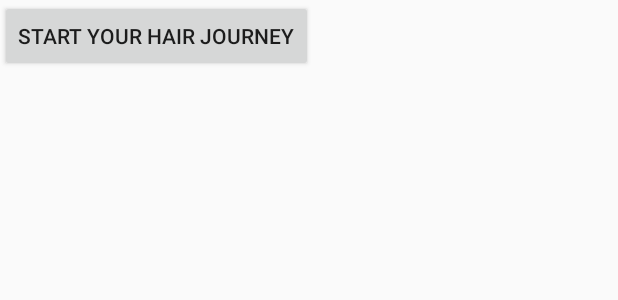
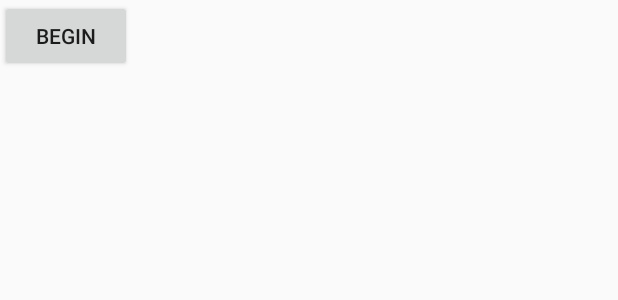
Before and after one commit to vigsu2000/Bahrber, an Android app: the layout activity_home.xml on its own in the app's theme, with its tools: preview values and no code run, on a phone screen of 412 x 824 dp. Shown: the top 300 px of the screen. Run offline under Robolectric (Android 15) with nearby library versions, the phone set to English and light mode, and no system bars.

Commit message:
Add app flow

```diff
--- a/Bahrber/app/src/main/java/com/example/vignesh/imageupload/MainActivity.java
+++ b/Bahrber/app/src/main/java/com/example/vignesh/imageupload/MainActivity.java
@@ -90,7 +90,7 @@ public class MainActivity extends AppCompatActivity {
         Button nextPage = (Button) findViewById(R.id.next_page);
         nextPage.setOnClickListener(new View.OnClickListener() {
             public void onClick(View view) {
-                Intent intent = new Intent(MainActivity.this, WelcomeScreen.class);
+                Intent intent = new Intent(MainActivity.this, FormScreen.class);
                 startActivity(intent);
             }
         });
--- a/Bahrber/app/src/main/res/layout/content_welcome_screen.xml
+++ b/Bahrber/app/src/main/res/layout/activity_home.xml
@@ -4,15 +4,13 @@
     xmlns:tools="http://schemas.android.com/tools"
     android:layout_width="match_parent"
     android:layout_height="match_parent"
-    app:layout_behavior="@string/appbar_scrolling_view_behavior"
-    tools:context=".WelcomeScreen"
-    tools:showIn="@layout/activity_welcome_screen2">
+    tools:context=".Home">
 
     <Button
-        android:id="@+id/button"
+        android:id="@+id/toMain"
         android:layout_width="wrap_content"
         android:layout_height="wrap_content"
-        android:text="Start your hair journey"
-        tools:layout_editor_absoluteX="88dp"
-        tools:layout_editor_absoluteY="407dp" />
+        android:text="Begin"
+        tools:layout_editor_absoluteX="148dp"
+        tools:layout_editor_absoluteY="390dp" />
 </android.support.constraint.ConstraintLayout>
```
Also changed, not shown: Bahrber/app/src/main/AndroidManifest.xml (+5 -7 lines), Bahrber/app/src/main/java/com/example/vignesh/imageupload/Home.java (added, +24 -0 lines), Bahrber/app/src/main/java/com/example/vignesh/imageupload/WelcomeScreen.java (deleted, +0 -22 lines), Bahrber/app/src/main/res/layout/activity_welcome_screen.xml (deleted, +0 -29 lines), Bahrber/app/src/main/res/layout/activity_welcome_screen2.xml (deleted, +0 -33 lines), 1 other file.
